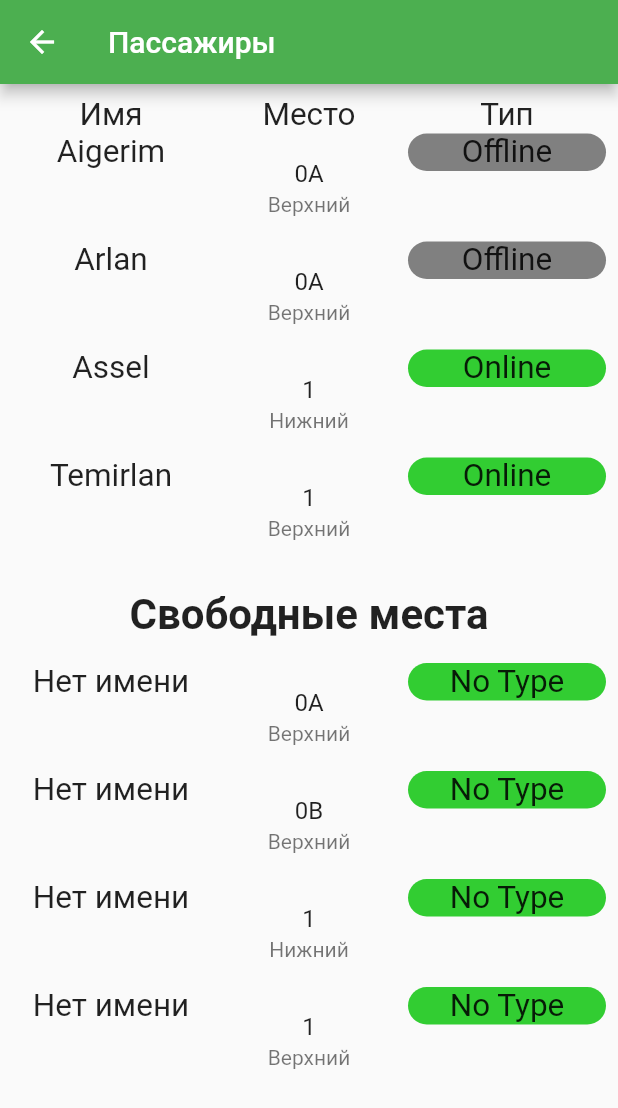
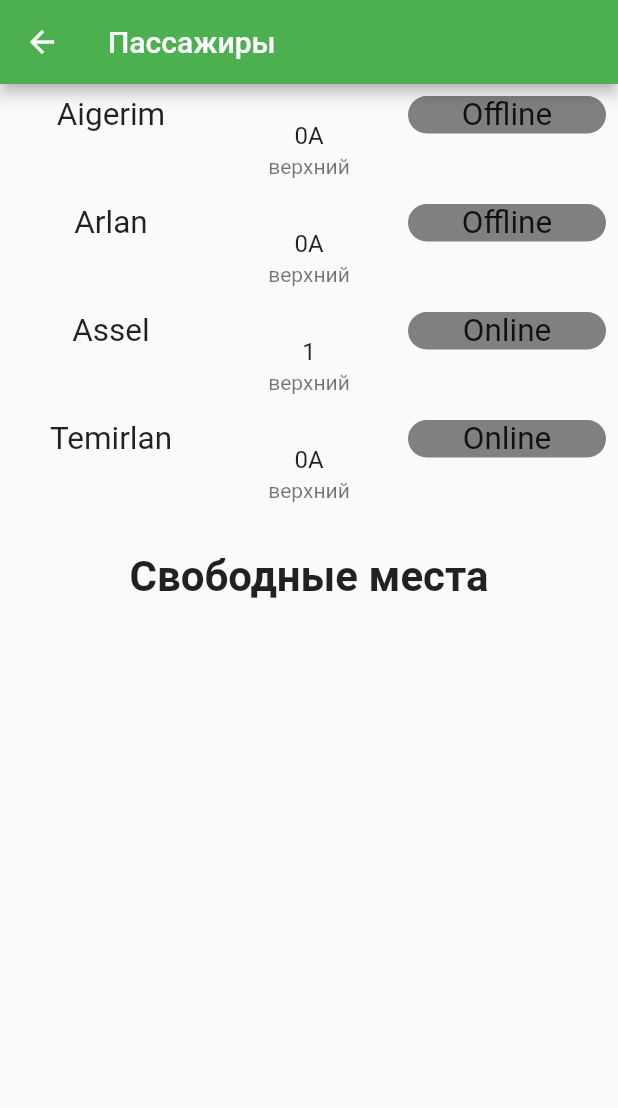
Before and after one commit to Nz2301/practice_12, a Flutter app: the DetailPage screen opened directly, on a phone screen of 412 x 824 dp. Shown: the top 1108 px of the screen. Run offline on Flutter 3.47's test engine with Material 2 defaults, Android fonts, the phone set to English and light mode, and no system bars.

Commit message:
practice12

```diff
--- a/lib/widgets/detail-page.dart
+++ b/lib/widgets/detail-page.dart
@@ -1,26 +1,7 @@
 import 'package:flutter/material.dart';
 
 class DetailPage extends StatelessWidget {
-  @override
-  Widget build(BuildContext context) {
-    // TODO: implement build
-    return Scaffold(
-      appBar: AppBar(
-        title: Text('Пассажиры'),
-      ),
-      body: Column(children: <Widget>[
-        // Padding(
-        //   padding: const EdgeInsets.all(8.0),
-        //   child: Text(
-        //     "Table",
-        //     textScaleFactor: 2,
-        //     style: TextStyle(fontWeight: FontWeight.bold),
-        //   ),
-        // ),
-        Padding(
-          padding: const EdgeInsets.all(8.0),
-          child: Table(
-            children: [
+  List<TableRow> tableRow = [
     TableRow(children: [
       Text(
         "Имя",
@@ -154,21 +135,9 @@ class DetailPage extends StatelessWidget {
             color: Color.fromRGBO(50, 205, 50, 1)),
       )
     ]),
-            ],
-          ),
-        ),
-        Padding(
-          padding: const EdgeInsets.all(8.0),
-          child: Text(
-            "Свободные места",
-            textScaleFactor: 2,
-            style: TextStyle(fontWeight: FontWeight.bold),
-          ),
-        ),
-        Padding(
-          padding: const EdgeInsets.all(8.0),
-          child: Table(
-            children: [
+  ];
+
+  List<TableRow> emptyPlace = [
     TableRow(children: [
       Text(
         "Нет имени",
@@ -285,10 +254,207 @@ class DetailPage extends StatelessWidget {
             color: Color.fromRGBO(50, 205, 50, 1)),
       )
     ]),
-            ],
+  ];
+
+  var e = [
+    {
+      'name': 'Aigerim',
+      'place': '0A',
+      'floor': 'верхний',
+      'type': 'Offline',
+      'is_empty': false,
+    },
+    {
+      'name': 'Arlan',
+      'place': '0A',
+      'floor': 'верхний',
+      'type': 'Offline',
+      'is_empty': false,
+    },
+    {
+      'name': 'Assel',
+      'place': '1',
+      'type': 'Online',
+      'floor': 'верхний',
+      'is_empty': false,
+    },
+    {
+      'name': 'Temirlan',
+      'place': '0A',
+      'floor': 'верхний',
+      'type': 'Online',
+      'is_empty': false,
+    },
+    {
+      'name': 'Нет имени',
+      'place': '0A',
+      'floor': 'верхний',
+      'type': 'no type',
+      'is_empty': true,
+    },
+    {
+      'name': 'Нет имени',
+      'place': '0A',
+      'floor': 'верхний',
+      'type': 'no type',
+      'is_empty': true,
+    },
+    {
+      'name': 'Нет имени',
+      'place': '0A',
+      'floor': 'верхний',
+      'type': 'no type',
+      'is_empty': true,
+    },
+    {
+      'name': 'Нет имени',
+      'place': '0A',
+      'floor': 'верхний',
+      'type': 'no type',
+      'is_empty': true,
+    },
+  ];
+
+  @override
+  Widget build(BuildContext context) {
+    // TODO: implement build
+    return Scaffold(
+      appBar: AppBar(
+        title: Text('Пассажиры'),
+      ),
+      body: Column(children: [
+        Padding(
+            padding: const EdgeInsets.all(8.0),
+            child: GestureDetector(
+              child: Table(
+                children: _addRow(e),
+              ),
+              onTap: () {
+                _editModal(context);
+              },
+            )),
+        Padding(
+          padding: const EdgeInsets.all(8.0),
+          child: Text(
+            "Свободные места",
+            textScaleFactor: 2,
+            style: TextStyle(fontWeight: FontWeight.bold),
           ),
         ),
+        // Padding(
+        //   padding: const EdgeInsets.all(8.0),
+        //   child: Table(
+        //     children: emptyPlace,
+        //   ),
+        // ),
       ]),
     );
   }
+
+  List<TableRow> _addRow(List e) {
+    List<TableRow> t = new List();
+
+    for (var i = 0; i < e.length; i++) {
+      if (e[i]['is_empty'] != true) {
+        t.add(TableRow(
+          children: [
+            Text(
+              e[i]['name'].toString(),
+              textScaleFactor: 1.5,
+              textAlign: TextAlign.center,
+            ),
+            Container(
+              child: ListTile(
+                title: Text(
+                  e[i]['place'].toString(),
+                  textAlign: TextAlign.center,
+                ),
+                subtitle: Text(
+                  e[i]['floor'].toString(),
+                  textAlign: TextAlign.center,
+                ),
+              ),
+            ),
+            Container(
+              child: Text(
+                e[i]['type'].toString(),
+                textAlign: TextAlign.center,
+                textScaleFactor: 1.5,
+              ),
+              decoration: BoxDecoration(
+                  borderRadius: BorderRadius.all(Radius.circular(20)),
+                  // color: (() {
+                  //   if ('Oflline'.compareTo(e[i]['type'].toString()) != 0) {
+                  //     Color.fromRGBO(128, 128, 128, 1);
+                  //   } else {
+                  //     Color.fromRGBO(50, 205, 50, 1);
+                  //   }
+                  // }())
+                  color: Color.fromRGBO(128, 128, 128, 1)),
+            )
+          ],
+        ));
       }
+    }
+
+    return t;
+  }
+
+  //modal
+  void _editModal(BuildContext context) {
+    showModalBottomSheet(
+        context: context,
+        builder: (BuildContext context) {
+          return Container(
+            height: MediaQuery.of(context).size.height * .6,
+            child: Padding(
+                padding: const EdgeInsets.all(8),
+                child: Column(
+                  children: [
+                    Row(
+                      children: <Widget>[
+                        Center(
+                          child: Text(
+                            'Информация о пассажире',
+                            style: TextStyle(fontSize: 24),
+                          ),
+                        ),
+                        Spacer(),
+                        IconButton(
+                          icon: Icon(
+                            Icons.cancel,
+                            color: Colors.red,
+                            size: 25,
+                          ),
+                          onPressed: () {
+                            Navigator.of(context).pop();
+                          },
+                        ),
+                      ],
+                    ),
+                    Row(
+                      children: [
+                        TextField(
+                          decoration: InputDecoration(
+                              hintText: 'Name',
+                              border: OutlineInputBorder(
+                                  borderRadius: BorderRadius.circular(32.0))),
+                        )
+                      ],
+                    ),
+                    Row(
+                      children: [
+                        TextField(
+                          decoration: InputDecoration(
+                              hintText: 'Name',
+                              border: OutlineInputBorder(
+                                  borderRadius: BorderRadius.circular(32.0))),
+                        )
+                      ],
+                    )
+                  ],
+                )),
+          );
+        });
+  }
+}
--- /dev/null
+++ b/lib/widgets/tableRow.dart
@@ -0,0 +1,348 @@
+import 'package:flutter/material.dart';
+
+class DetailPage extends StatelessWidget {
+  List<TableRow> tableRow = [
+    TableRow(children: [
+      Text(
+        "Имя",
+        textScaleFactor: 1.5,
+        textAlign: TextAlign.center,
+      ),
+      Text(
+        "Место",
+        textScaleFactor: 1.5,
+        textAlign: TextAlign.center,
+      ),
+      Text(
+        "Тип",
+        textScaleFactor: 1.5,
+        textAlign: TextAlign.center,
+      ),
+    ]),
+    TableRow(children: [
+      Text(
+        "Aigerim",
+        textScaleFactor: 1.5,
+        textAlign: TextAlign.center,
+      ),
+      Container(
+        child: ListTile(
+          title: Text(
+            '0A',
+            textAlign: TextAlign.center,
+          ),
+          subtitle: Text(
+            'Верхний',
+            textAlign: TextAlign.center,
+          ),
+        ),
+      ),
+      Container(
+        child: Text(
+          'Offline',
+          textAlign: TextAlign.center,
+          textScaleFactor: 1.5,
+        ),
+        decoration: BoxDecoration(
+            borderRadius: BorderRadius.all(Radius.circular(20)),
+            color: Color.fromRGBO(128, 128, 128, 1)),
+      )
+    ]),
+    TableRow(children: [
+      Text(
+        "Arlan",
+        textScaleFactor: 1.5,
+        textAlign: TextAlign.center,
+      ),
+      Container(
+        child: ListTile(
+          title: Text(
+            '0A',
+            textAlign: TextAlign.center,
+          ),
+          subtitle: Text(
+            'Верхний',
+            textAlign: TextAlign.center,
+          ),
+        ),
+      ),
+      Container(
+        child: Text(
+          'Offline',
+          textAlign: TextAlign.center,
+          textScaleFactor: 1.5,
+        ),
+        decoration: BoxDecoration(
+            borderRadius: BorderRadius.all(Radius.circular(20)),
+            color: Color.fromRGBO(128, 128, 128, 1)),
+      )
+    ]),
+    TableRow(children: [
+      Text(
+        "Assel",
+        textScaleFactor: 1.5,
+        textAlign: TextAlign.center,
+      ),
+      Container(
+        child: ListTile(
+          title: Text(
+            '1',
+            textAlign: TextAlign.center,
+          ),
+          subtitle: Text(
+            'Нижний',
+            textAlign: TextAlign.center,
+          ),
+        ),
+      ),
+      Container(
+        child: Text(
+          'Online',
+          textAlign: TextAlign.center,
+          textScaleFactor: 1.5,
+        ),
+        decoration: BoxDecoration(
+            borderRadius: BorderRadius.all(Radius.circular(20)),
+            color: Color.fromRGBO(50, 205, 50, 1)),
+      )
+    ]),
+    TableRow(children: [
+      Text(
+        "Temirlan",
+        textScaleFactor: 1.5,
+        textAlign: TextAlign.center,
+      ),
+      Container(
+        child: ListTile(
+          title: Text(
+            '1',
+            textAlign: TextAlign.center,
+          ),
+          subtitle: Text(
+            'Верхний',
+            textAlign: TextAlign.center,
+          ),
+        ),
+      ),
+      Container(
+        child: Text(
+          'Online',
+          textAlign: TextAlign.center,
+          textScaleFactor: 1.5,
+        ),
+        decoration: BoxDecoration(
+            borderRadius: BorderRadius.all(Radius.circular(20)),
+            color: Color.fromRGBO(50, 205, 50, 1)),
+      )
+    ]),
+  ];
+
+  List<TableRow> emptyPlace = [
+    TableRow(children: [
+      Text(
+        "Нет имени",
+        textScaleFactor: 1.5,
+        textAlign: TextAlign.center,
+      ),
+      Container(
+        child: ListTile(
+          title: Text(
+            '0A',
+            textAlign: TextAlign.center,
+          ),
+          subtitle: Text(
+            'Верхний',
+            textAlign: TextAlign.center,
+          ),
+        ),
+      ),
+      Container(
+        child: Text(
+          'No Type',
+          textAlign: TextAlign.center,
+          textScaleFactor: 1.5,
+        ),
+        decoration: BoxDecoration(
+            borderRadius: BorderRadius.all(Radius.circular(20)),
+            color: Color.fromRGBO(50, 205, 50, 1)),
+      )
+    ]),
+    TableRow(children: [
+      Text(
+        "Нет имени",
+        textScaleFactor: 1.5,
+        textAlign: TextAlign.center,
+      ),
+      Container(
+        child: ListTile(
+          title: Text(
+            '0B',
+            textAlign: TextAlign.center,
+          ),
+          subtitle: Text(
+            'Верхний',
+            textAlign: TextAlign.center,
+          ),
+        ),
+      ),
+      Container(
+        child: Text(
+          'No Type',
+          textAlign: TextAlign.center,
+          textScaleFactor: 1.5,
+        ),
+        decoration: BoxDecoration(
+            borderRadius: BorderRadius.all(Radius.circular(20)),
+            color: Color.fromRGBO(50, 205, 50, 1)),
+      )
+    ]),
+    TableRow(children: [
+      Text(
+        "Нет имени",
+        textScaleFactor: 1.5,
+        textAlign: TextAlign.center,
+      ),
+      Container(
+        child: ListTile(
+          title: Text(
+            '1',
+            textAlign: TextAlign.center,
+          ),
+          subtitle: Text(
+            'Нижний',
+            textAlign: TextAlign.center,
+          ),
+        ),
+      ),
+      Container(
+        child: Text(
+          'No Type',
+          textAlign: TextAlign.center,
+          textScaleFactor: 1.5,
+        ),
+        decoration: BoxDecoration(
+            borderRadius: BorderRadius.all(Radius.circular(20)),
+            color: Color.fromRGBO(50, 205, 50, 1)),
+      )
+    ]),
+    TableRow(children: [
+      Text(
+        "Нет имени",
+        textScaleFactor: 1.5,
+        textAlign: TextAlign.center,
+      ),
+      Container(
+        child: ListTile(
+          title: Text(
+            '1',
+            textAlign: TextAlign.center,
+          ),
+          subtitle: Text(
+            'Верхний',
+            textAlign: TextAlign.center,
+          ),
+        ),
+      ),
+      Container(
+        child: Text(
+          'No Type',
+          textAlign: TextAlign.center,
+          textScaleFactor: 1.5,
+        ),
+        decoration: BoxDecoration(
+            borderRadius: BorderRadius.all(Radius.circular(20)),
+            color: Color.fromRGBO(50, 205, 50, 1)),
+      )
+    ]),
+  ];
+
+  @override
+  Widget build(BuildContext context) {
+    // TODO: implement build
+    return Scaffold(
+      appBar: AppBar(
+        title: Text('Пассажиры'),
+      ),
+      body: Column(children: <Widget>[
+        Padding(
+          padding: const EdgeInsets.all(8.0),
+          child: Table(
+            children: [],
+          ),
+        ),
+        Padding(
+          padding: const EdgeInsets.all(8.0),
+          child: Text(
+            "Свободные места",
+            textScaleFactor: 2,
+            style: TextStyle(fontWeight: FontWeight.bold),
+          ),
+        ),
+        Padding(
+          padding: const EdgeInsets.all(8.0),
+          child: Table(
+            children: [],
+          ),
+        ),
+      ]),
+    );
+  }
+
+  //modal
+  void _editModal(BuildContext context) {
+    showModalBottomSheet(
+        context: context,
+        builder: (BuildContext context) {
+          return Container(
+            height: MediaQuery.of(context).size.height * .6,
+            child: Padding(
+                padding: const EdgeInsets.all(8),
+                child: Column(
+                  children: [
+                    Row(
+                      children: <Widget>[
+                        Center(
+                          child: Text(
+                            'Информация о пассажире',
+                            style: TextStyle(fontSize: 24),
+                          ),
+                        ),
+                        Spacer(),
+                        IconButton(
+                          icon: Icon(
+                            Icons.cancel,
+                            color: Colors.red,
+                            size: 25,
+                          ),
+                          onPressed: () {
+                            Navigator.of(context).pop();
+                          },
+                        ),
+                      ],
+                    ),
+                    Row(
+                      children: [
+                        TextField(
+                          decoration: InputDecoration(
+                              hintText: 'Name',
+                              border: OutlineInputBorder(
+                                  borderRadius: BorderRadius.circular(32.0))),
+                        )
+                      ],
+                    ),
+                    Row(
+                      children: [
+                        TextField(
+                          decoration: InputDecoration(
+                              hintText: 'Name',
+                              border: OutlineInputBorder(
+                                  borderRadius: BorderRadius.circular(32.0))),
+                        )
+                      ],
+                    )
+                  ],
+                )),
+          );
+        });
+  }
+}
```
Also changed, not shown: lib/main.dart (+0 -25 lines). Lines whose indentation alone changed are shown as unchanged.
